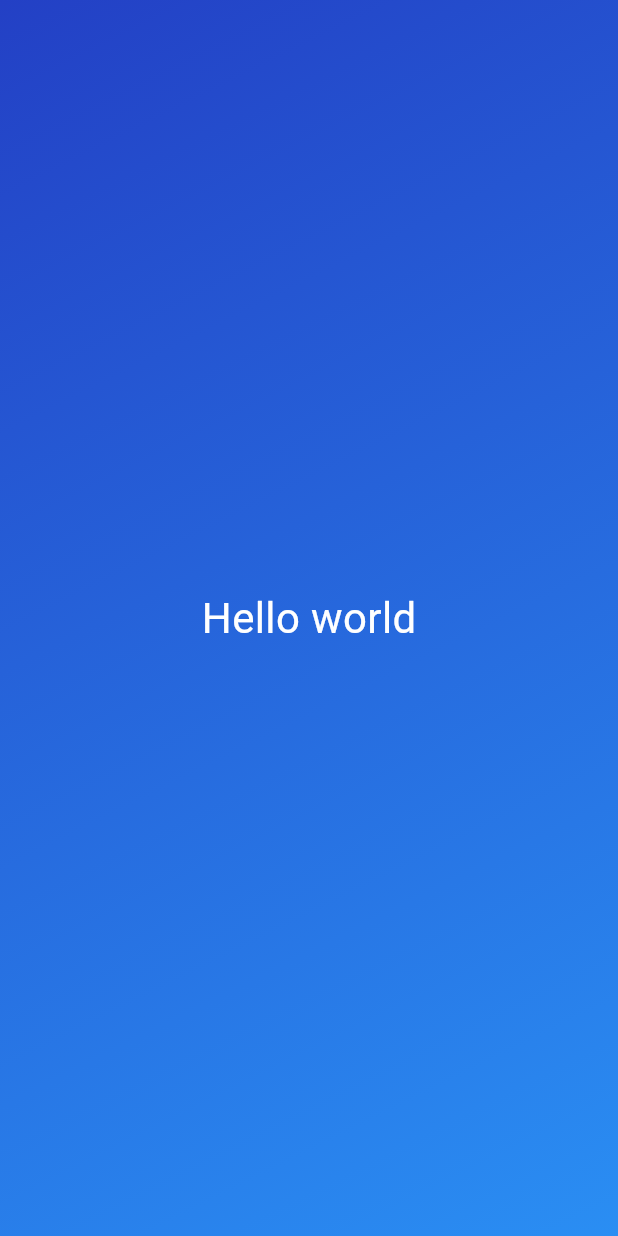
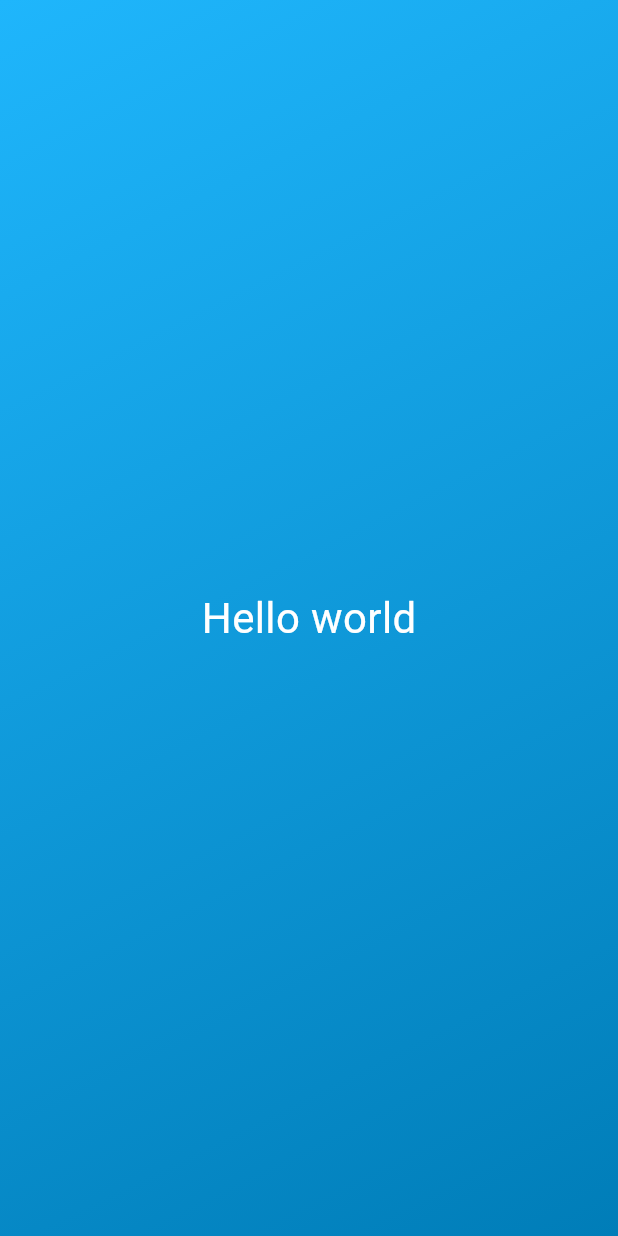
Before and after one commit to aezakmi7/dice_game, a Flutter app: the screen it shows after launch, on a phone screen of 412 x 824 dp. Run offline on Flutter 3.47's test engine with Material 3 defaults, Android fonts, the phone set to English and light mode, and no system bars.

Commit message:
gradient_container

```diff
--- a/lib/gradient_container.dart
+++ b/lib/gradient_container.dart
@@ -5,17 +5,17 @@ const startAligment = Alignment.topLeft;
 const endAligment = Alignment.bottomRight;
 
 class GradientContainer extends StatelessWidget {
-  const GradientContainer({super.key});
+  const GradientContainer(this.color1, this.color2, {super.key});
+
+  final Color color1;
+  final Color color2;
 
   @override
   Widget build(BuildContext context) {
     return Container(
-      decoration: const BoxDecoration(
+      decoration: BoxDecoration(
         gradient: LinearGradient(
-          colors: [
-            Color.fromARGB(255, 35, 64, 197),
-            Color.fromARGB(255, 42, 142, 243),
-          ],
+          colors: [color1, color2],
           begin: startAligment,
           end: endAligment,
         ),
--- a/lib/main.dart
+++ b/lib/main.dart
@@ -5,7 +5,8 @@ void main() {
   runApp(
     const MaterialApp(
       home: Scaffold(
-        body: GradientContainer(),
+        body: GradientContainer(Color.fromARGB(255, 31, 182, 252),
+            Color.fromARGB(255, 0, 125, 184)),
       ),
     ),
   );
```
